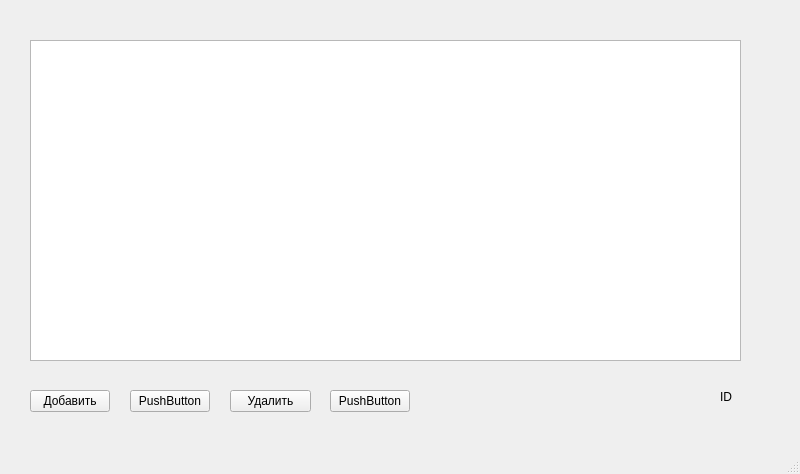
Old version of the form mainwindow.ui in the repository FANDIM-wolf/AuthPathPersonal.
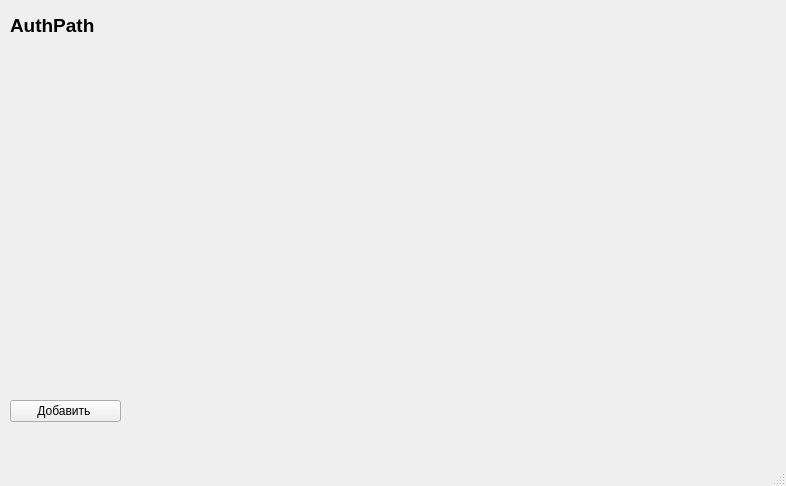
New version of the form.

Patch:
```diff
--- a/mainwindow.ui
+++ b/mainwindow.ui
@@ -6,87 +6,46 @@
    <rect>
     <x>0</x>
     <y>0</y>
-    <width>800</width>
-    <height>474</height>
+    <width>786</width>
+    <height>486</height>
    </rect>
   </property>
   <property name="windowTitle">
    <string>MainWindow</string>
   </property>
   <widget class="QWidget" name="centralwidget">
+   <widget class="QLabel" name="label">
+    <property name="geometry">
+     <rect>
+      <x>10</x>
+      <y>10</y>
+      <width>241</width>
+      <height>31</height>
+     </rect>
+    </property>
+    <property name="font">
+     <font>
+      <family>Arial</family>
+      <pointsize>14</pointsize>
+      <weight>75</weight>
+      <bold>true</bold>
+     </font>
+    </property>
+    <property name="text">
+     <string>AuthPath</string>
+    </property>
+   </widget>
    <widget class="QPushButton" name="pushButton">
     <property name="geometry">
      <rect>
-      <x>30</x>
-      <y>390</y>
-      <width>80</width>
+      <x>10</x>
+      <y>400</y>
+      <width>111</width>
       <height>22</height>
      </rect>
     </property>
     <property name="text">
-     <string>Добавить</string>
-    </property>
-   </widget>
-   <widget class="QTableView" name="tableView">
-    <property name="geometry">
-     <rect>
-      <x>30</x>
-      <y>40</y>
-      <width>711</width>
-      <height>321</height>
-     </rect>
-    </property>
-   </widget>
-   <widget class="QPushButton" name="pushButton_2">
-    <property name="geometry">
-     <rect>
-      <x>130</x>
-      <y>390</y>
-      <width>80</width>
-      <height>22</height>
-     </rect>
-    </property>
-    <property name="text">
-     <string>PushButton</string>
-    </property>
-   </widget>
-   <widget class="QPushButton" name="pushButton_3">
-    <property name="geometry">
-     <rect>
-      <x>230</x>
-      <y>390</y>
-      <width>81</width>
-      <height>22</height>
-     </rect>
-    </property>
-    <property name="text">
-     <string>Удалить</string>
-    </property>
-   </widget>
-   <widget class="QLabel" name="label_1">
-    <property name="geometry">
-     <rect>
-      <x>720</x>
-      <y>390</y>
-      <width>47</width>
-      <height>14</height>
-     </rect>
-    </property>
-    <property name="text">
-     <string>ID</string>
-    </property>
-   </widget>
-   <widget class="QPushButton" name="pushButton_4">
-    <property name="geometry">
-     <rect>
-      <x>330</x>
-      <y>390</y>
-      <width>80</width>
-      <height>22</height>
-     </rect>
-    </property>
-    <property name="text">
-     <string>PushButton</string>
+     <string>Добавить </string>
     </property>
    </widget>
   </widget>
```
Left out of the diff: 4 changed lines with no effect on the pictures.
